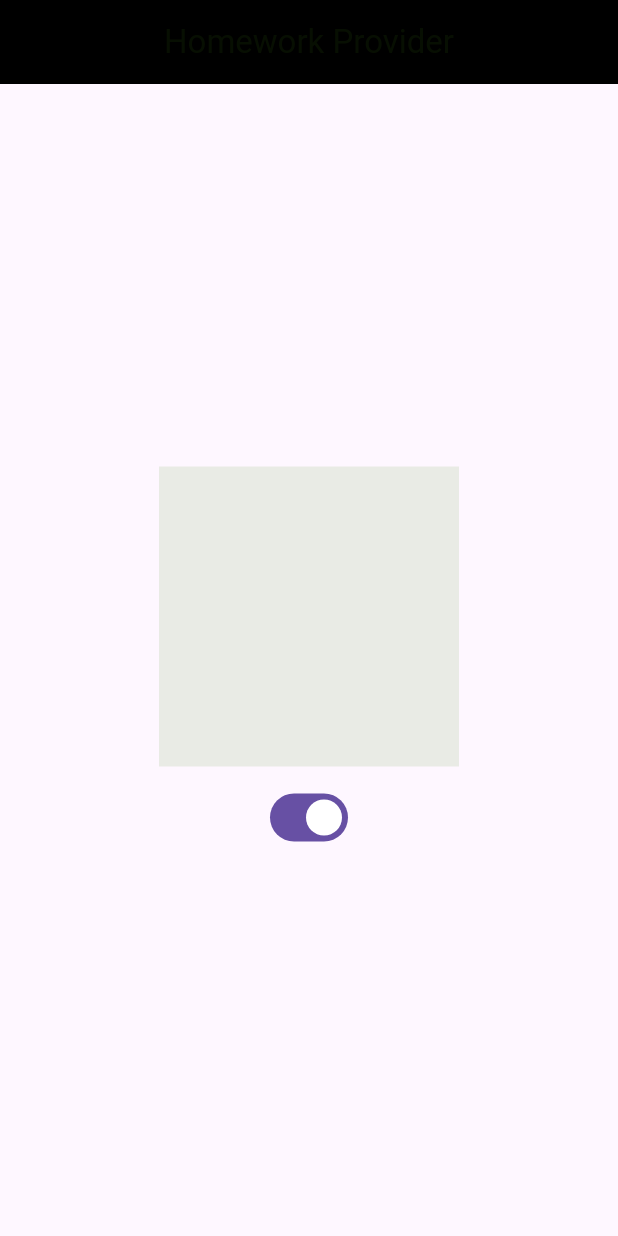
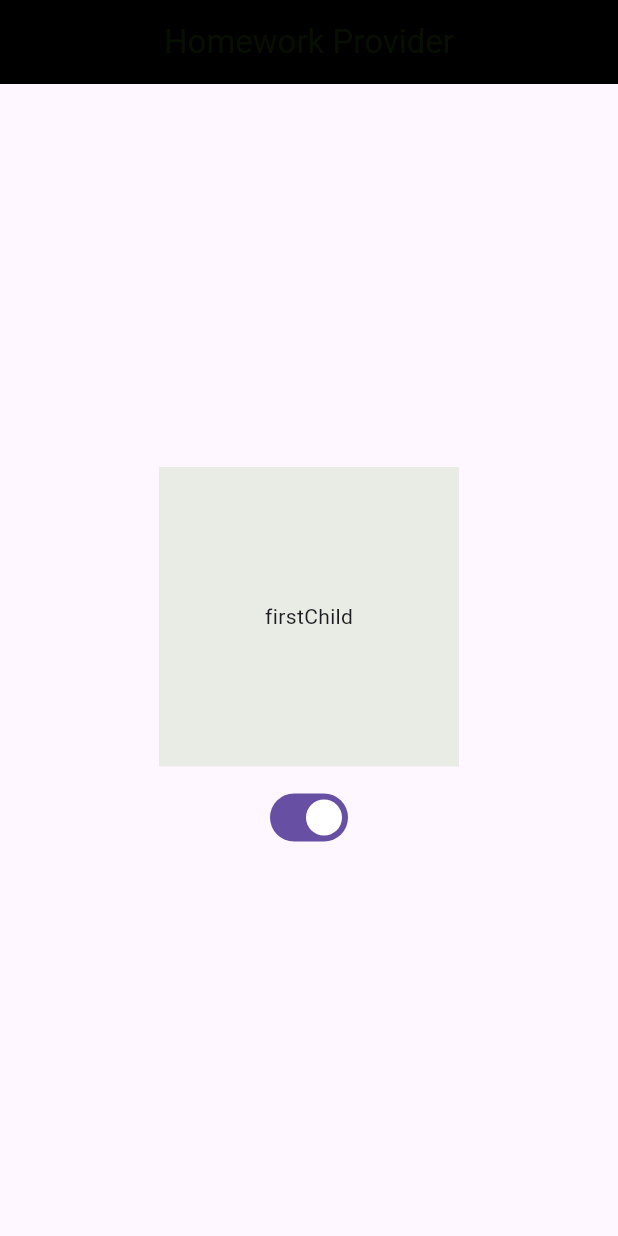
Before and after one commit to MikhailPoltavskiy/stepik_part_9_provider, a Flutter app: the screen it shows after launch, on a phone screen of 412 x 824 dp. Run offline on Flutter 3.47's test engine with Material 3 defaults, Android fonts, the phone set to English and light mode, and no system bars.

Commit message:
animation changed

```diff
--- a/lib/main.dart
+++ b/lib/main.dart
@@ -118,30 +118,66 @@ class _AnimatedSquare extends StatelessWidget {
     // My custom provider (not needed provider package)
     // var squareColor = CustomChangeNotifierProvider.read<ChangeColor>(context);
 
-    // return SizedBox.square(
-    //   dimension: 200,
-    //   child: AnimatedCrossFade(
-    //     firstChild: firstChild,
-    //     secondChild: secondChild,
-    //     crossFadeState: crossFadeState,
-    //     duration: duration,
-    //   ),
-    // );
-
     return ListenableBuilder(
       listenable: squareColor!,
       builder: (BuildContext context, Widget? child) {
-        return AnimatedContainer(
-          height: 200,
-          width: 200,
-          duration: const Duration(
-            milliseconds: 500,
+        return AnimatedCrossFade(
+          firstChild: _Square(
+            squareColor: squareColor.value.squareColor,
+            text: 'firstChild',
           ),
-          color: Color(
-            squareColor.value.squareColor,
+          secondChild: _Square(
+            squareColor: squareColor.value.squareColor,
+            text: 'secondChild',
           ),
+          crossFadeState: squareColor.value.valueSwitch
+              ? CrossFadeState.showFirst
+              : CrossFadeState.showSecond,
+          duration: const Duration(seconds: 2),
         );
       },
+    );
+
+    // return ListenableBuilder(
+    //   listenable: squareColor!,
+    //   builder: (BuildContext context, Widget? child) {
+    // return AnimatedContainer(
+    //       height: 200,
+    //       width: 200,
+    //       duration: const Duration(
+    //         seconds: 2,
+    //       ),
+    //       color: Color(
+    //         squareColor.value.squareColor,
+    //       ),
+    //     );
+    //   },
+    // );
+  }
+}
+
+class _Square extends StatelessWidget {
+  const _Square({
+    required this.squareColor,
+    required this.text,
+  });
+
+  final int squareColor;
+  final String text;
+
+  @override
+  Widget build(BuildContext context) {
+    return Stack(
+      alignment: AlignmentDirectional.center,
+      children: [
+        ColoredBox(
+          color: Color(squareColor),
+          child: const SizedBox.square(
+            dimension: 200,
+          ),
+        ),
+        Text(text),
+      ],
     );
   }
 }
```
